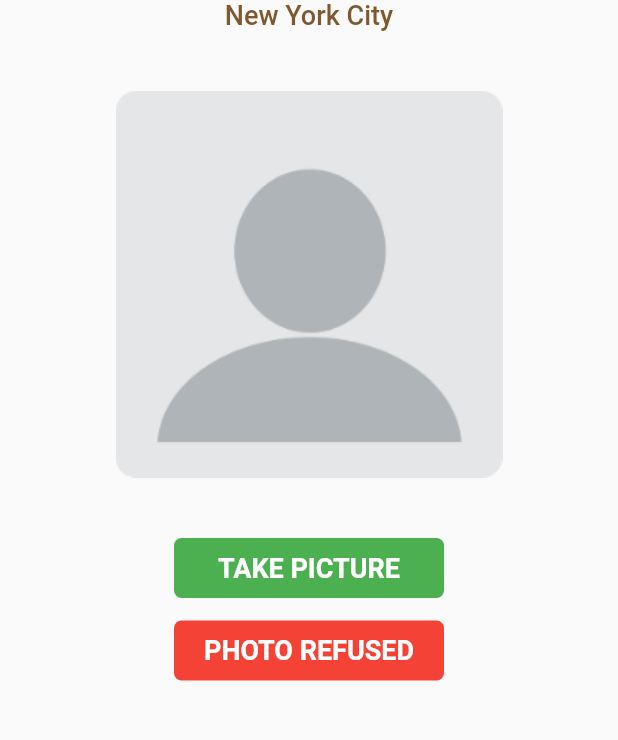
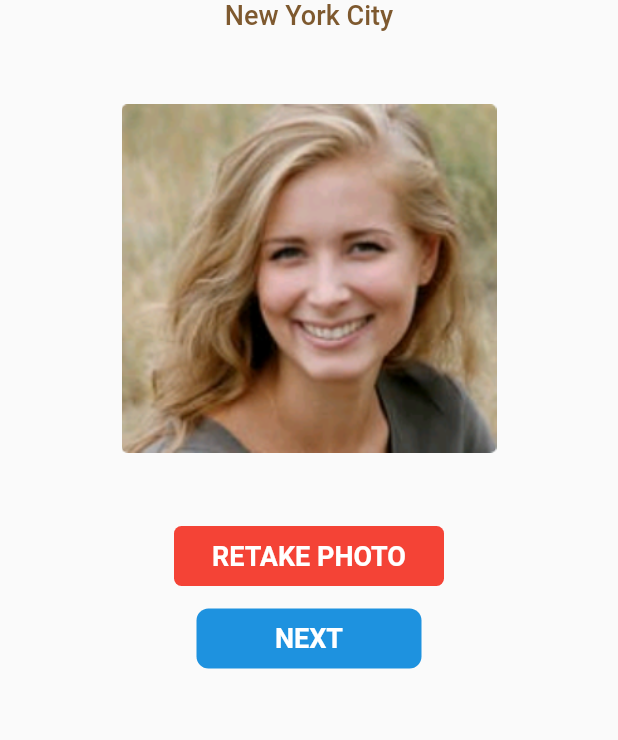
Before and after one commit to tusharhow/acd-messenger, a Flutter app: the screen it shows after launch, on a phone screen of 412 x 824 dp, the part 293-1033 px from its top. Run offline on Flutter 3.47's test engine with Material 2 defaults, Android fonts, the phone set to English and light mode, and no system bars.

Commit message:
Take a picture two done

```diff
--- a/lib/main.dart
+++ b/lib/main.dart
@@ -4,6 +4,7 @@
 import 'view/accept_delivery.dart';
 import 'view/check_for_delivery_screen.dart';
 import 'view/print_name.dart';
+import 'view/take_a_picture_two.dart';
 
 void main() {
   runApp(const MyApp());
@@ -21,7 +22,7 @@
       theme: ThemeData(
         primarySwatch: Colors.blue,
       ),
-      home: TakeAPicture(),
+      home: TakeAPictureTwo(),
     );
   }
 }
--- /dev/null
+++ b/lib/view/take_a_picture_two.dart
@@ -0,0 +1,105 @@
+import 'package:flutter/material.dart';
+
+class TakeAPictureTwo extends StatelessWidget {
+  const TakeAPictureTwo({Key? key}) : super(key: key);
+
+  @override
+  Widget build(BuildContext context) {
+    return Scaffold(
+      body: SingleChildScrollView(
+        child: Padding(
+          padding: const EdgeInsets.symmetric(horizontal: 16.0),
+          child: Column(
+            children: [
+              SizedBox(
+                height: 40,
+              ),
+              Container(
+                alignment: Alignment.centerRight,
+                child: Text(
+                  'Welcome, Jack',
+                  style: TextStyle(
+                    fontSize: 18,
+                    color: Colors.blue,
+                    fontWeight: FontWeight.bold,
+                  ),
+                ),
+              ),
+              SizedBox(
+                height: 20,
+              ),
+              Image.asset('assets/logos/logo.png'),
+              Text(
+                'New York City',
+                style: TextStyle(
+                  fontSize: 18,
+                  color: Color(0xff7E592F),
+                  fontWeight: FontWeight.w500,
+                ),
+              ),
+              SizedBox(
+                height: 20 * 2,
+              ),
+              InkWell(
+                onTap: () {},
+                child: Image.asset(
+                  'assets/images/Wendy.png',
+                  height: 250,
+                  width: 250,
+                ),
+              ),
+              SizedBox(
+                height: 20 * 2,
+              ),
+              InkWell(
+                onTap: () {},
+                child: Container(
+                  width: 180,
+                  height: 40,
+                  decoration: BoxDecoration(
+                    borderRadius: BorderRadius.circular(5),
+                    color: Colors.red,
+                  ),
+                  child: Center(
+                    child: Text(
+                      'RETAKE PHOTO',
+                      style: TextStyle(
+                        color: Colors.white,
+                        fontSize: 18,
+                        fontWeight: FontWeight.bold,
+                      ),
+                    ),
+                  ),
+                ),
+              ),
+              SizedBox(
+                height: 15,
+              ),
+              InkWell(
+                onTap: () {},
+                child: Container(
+                  width: 150,
+                  height: 40,
+                  decoration: BoxDecoration(
+                    borderRadius: BorderRadius.circular(8),
+                    color: Color(0xff1E92DF),
+                  ),
+                  child: Center(
+                    child: Text(
+                      'NEXT',
+                      style: TextStyle(
+                        color: Colors.white,
+                        fontSize: 18,
+                        fontWeight: FontWeight.bold,
+                      ),
+                    ),
+                  ),
+                ),
+              ),
+            ],
+          ),
+        ),
+      ),
+    );
+  }
+}
```
